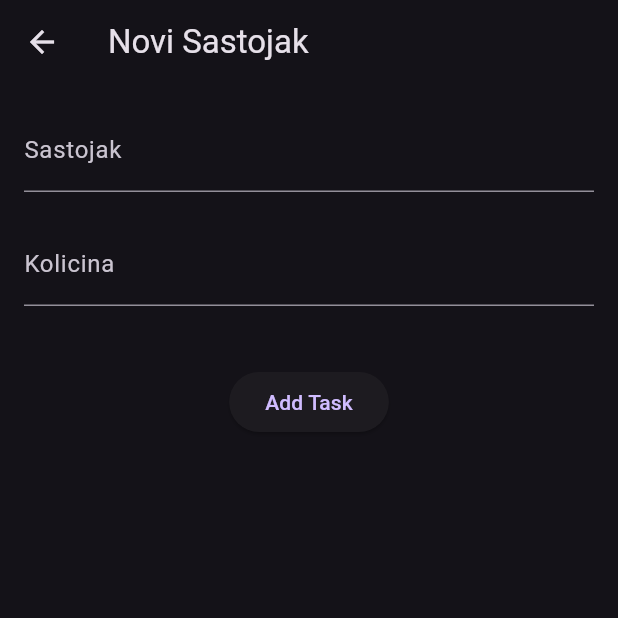
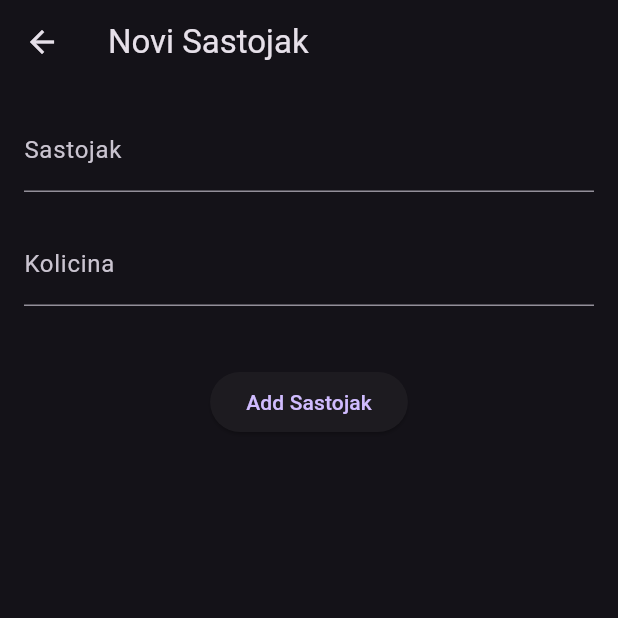
Before and after one commit to RokoCirjakDev/AI_COOK_2025, a Flutter app: the AddTaskScreen screen opened directly with empty values, on a phone screen of 412 x 824 dp, the top half of it. Run offline on Flutter 3.47's test engine with Material 3 defaults, Android fonts, the phone set to English and light mode, and no system bars; our stand-ins replace flutter_gemini; network calls fail.

```diff
--- a/lib/main.dart
+++ b/lib/main.dart
@@ -3,7 +3,7 @@ import 'novi.dart';
 import 'package:flutter_gemini/flutter_gemini.dart';
 import 'recept.dart';
 void main() {
-  Gemini.init(apiKey: '');
+  Gemini.init(apiKey: 'AIzaSyD18Rmm1gGqt3Pyx6TkIxJeqd5EvtC68eo');
 
   runApp(const MainApp());
 }
--- a/lib/novi.dart
+++ b/lib/novi.dart
@@ -39,7 +39,7 @@ class _AddTaskScreenState extends State<AddTaskScreen> {
                 widget.addTaskCallback(_sastojak.text, _kolicina.text);
                 Navigator.pop(context);
               },
-              child: Text('Add Task'),
+              child: Text('Add Sastojak'),
             ),
           ],
         ),
```
Also changed, not shown: lib/recept.dart (+9 -1 lines).
